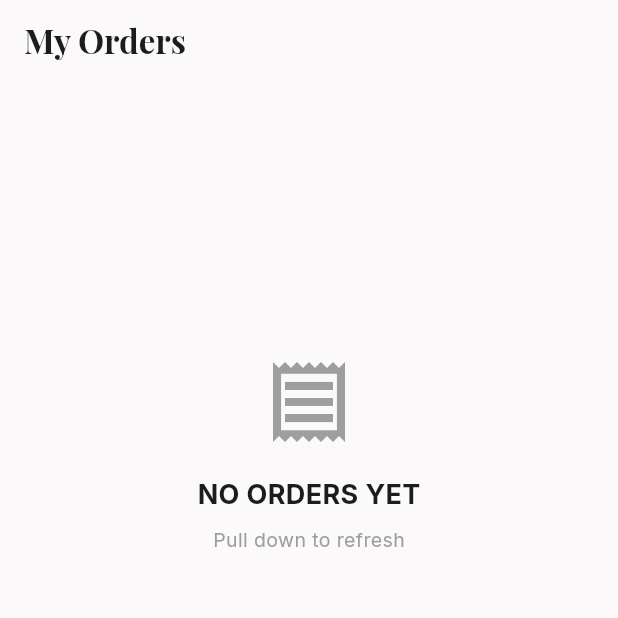
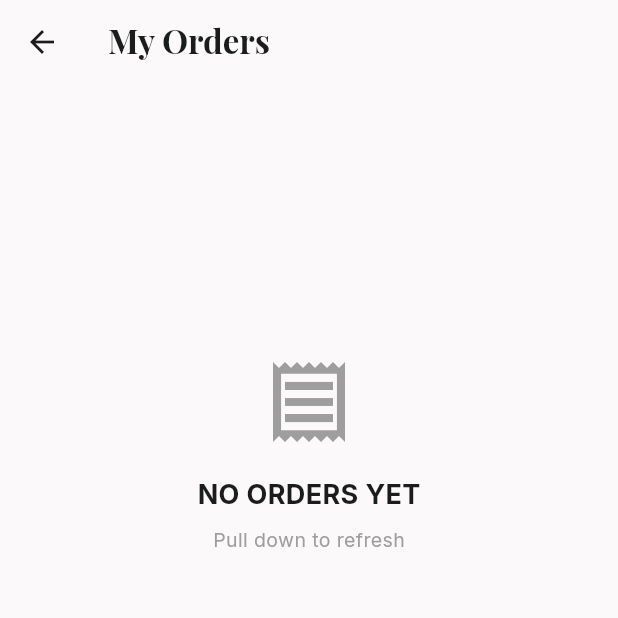
Before and after one commit to mithunvas86-ui/protibowl, a Flutter app: the ConfirmationPage screen opened by its route, after a tap on the "arrow back" icon, on a phone screen of 412 x 824 dp, the top half of it. Run offline on Flutter 3.47's test engine with Material 3 defaults, Android fonts, the phone set to English and light mode, and no system bars; our stand-ins replace cached_network_image, flutter_dotenv, go_router, google_fonts, shared_preferences, supabase_flutter; missing offline and left inert: dart:js_interop; accounts and stored records are empty.

Commit message:
My Orders back button to Home; faster 2s confirmation redirect
Co-Authored-By: Claude Opus 4.8 <noreply@anthropic.com>

```diff
--- a/lib/pages/confirmation_page.dart
+++ b/lib/pages/confirmation_page.dart
@@ -29,7 +29,7 @@ class _ConfirmationPageState extends State<ConfirmationPage> {
     _submitOrderToAPI();
     // Let the success animation + order number show, then take the customer
     // to their orders so they can watch their order's status.
-    _redirectTimer = Timer(const Duration(seconds: 5), () {
+    _redirectTimer = Timer(const Duration(seconds: 2), () {
       if (mounted) context.go('/my-orders');
     });
   }
--- a/lib/pages/order_tracking_page.dart
+++ b/lib/pages/order_tracking_page.dart
@@ -34,8 +34,21 @@ class _OrderTrackingPageState extends State<OrderTrackingPage> {
 
   @override
   Widget build(BuildContext context) {
-    return Scaffold(
+    return PopScope(
+      // Any back action (system/browser back, swipe) goes Home, not back
+      // through the order/confirmation flow.
+      canPop: false,
+      onPopInvokedWithResult: (didPop, _) {
+        if (!didPop) context.go('/');
+      },
+      child: Scaffold(
       appBar: AppBar(
+        leading: IconButton(
+          icon: const Icon(Icons.arrow_back,
+              color: BauhausTheme.primaryBlack),
+          tooltip: 'Home',
+          onPressed: () => context.go('/'),
+        ),
         title: Text(
           'My Orders',
           style: BauhausTheme.heading(size: 22, weight: FontWeight.w700),
@@ -240,6 +253,7 @@ class _OrderTrackingPageState extends State<OrderTrackingPage> {
           );
         },
       ),
+      ),
     );
   }
 
```
Also changed, not shown: 2 other files.
